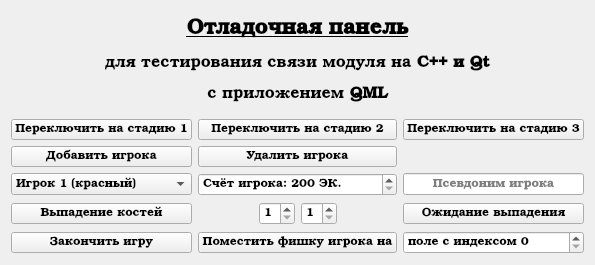
The window that userinterface/subinterfaces/gamemanagerwindow.ui (AlekseyLapunov/Client-Monopoly) describes before a commit, drawn with Qt 5.
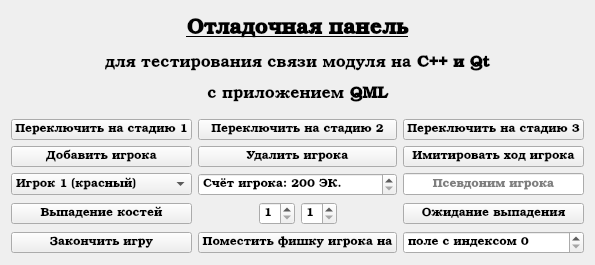
The same window after the commit.

What changed in the file:
```diff
--- a/userinterface/subinterfaces/gamemanagerwindow.ui
+++ b/userinterface/subinterfaces/gamemanagerwindow.ui
@@ -219,6 +219,13 @@
        </property>
       </widget>
      </item>
+     <item row="1" column="2">
+      <widget class="QPushButton" name="bFakePlayerTurn">
+       <property name="text">
+        <string>Имитировать ход игрока</string>
+       </property>
+      </widget>
+     </item>
     </layout>
    </item>
    <item row="0" column="0">
```
Left out of the diff: 34 changed lines with no effect on the pictures.
